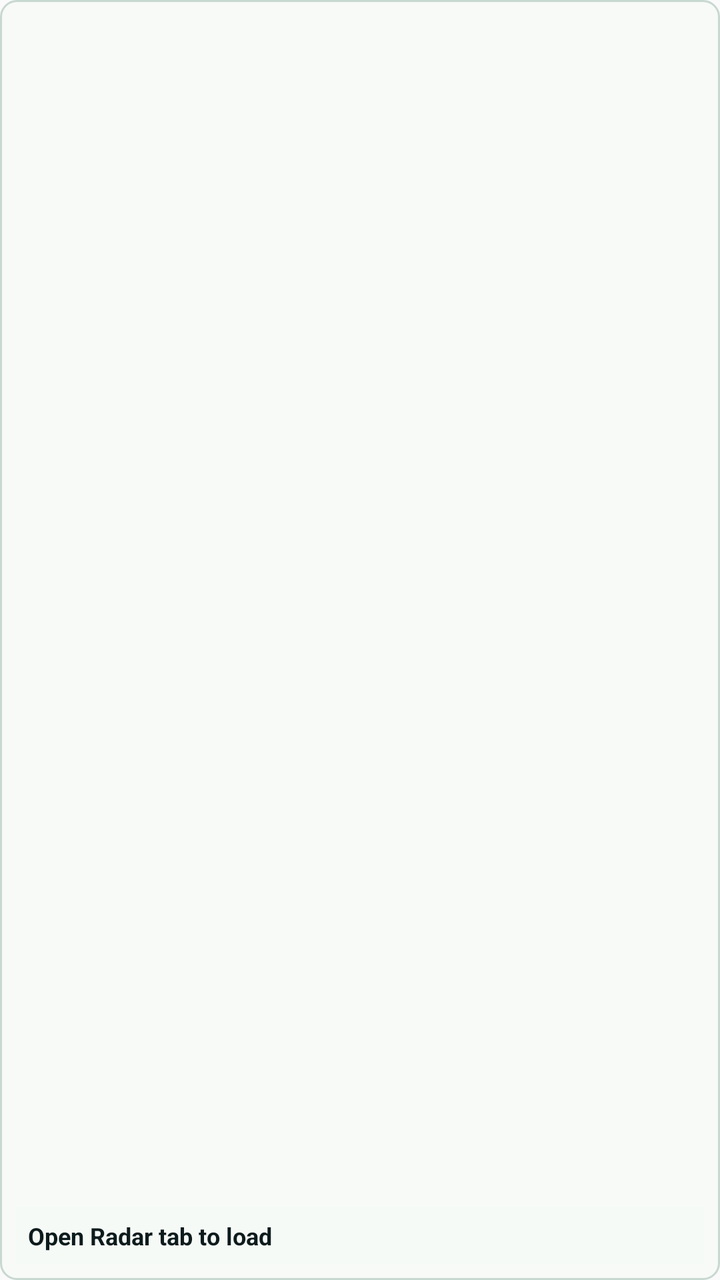
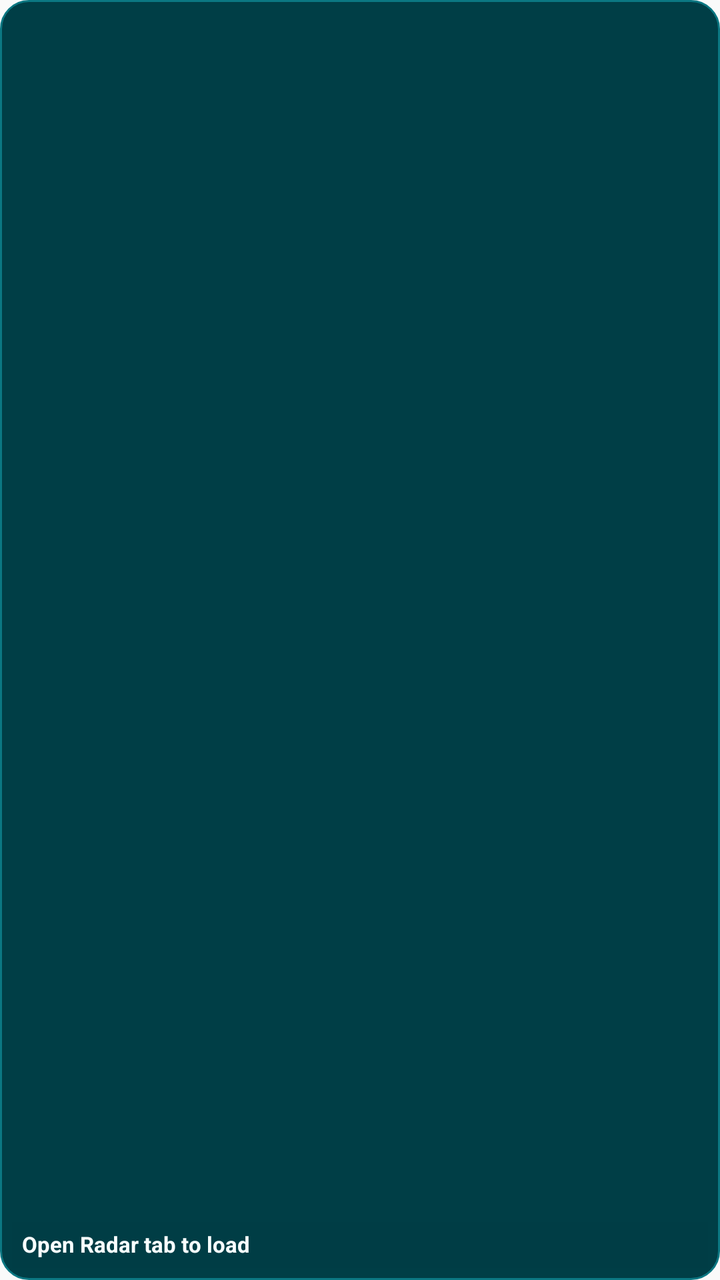

The first picture is an Android layout as it rendered before a commit; the second is the same layout after the commit. The layout source and the unified diff follow.
<!-- AndroidManifest.xml: application theme Theme.GabeCast -->
<!-- res/layout/widget_radar_weather.xml -->
<?xml version="1.0" encoding="utf-8"?>
<FrameLayout xmlns:android="http://schemas.android.com/apk/res/android"
    android:id="@+id/widget_root"
    android:layout_width="match_parent"
    android:layout_height="match_parent"
    android:background="@drawable/widget_background"
    android:padding="8dp">

    <ImageView
        android:id="@+id/widget_radar_image"
        android:layout_width="match_parent"
        android:layout_height="match_parent"
        android:adjustViewBounds="true"
        android:contentDescription="Radar"
        android:scaleType="fitCenter" />

    <TextView
        android:id="@+id/widget_radar_label"
        android:layout_width="match_parent"
        android:layout_height="wrap_content"
        android:layout_gravity="bottom"
        android:background="#CCF7FAF7"
        android:ellipsize="end"
        android:maxLines="2"
        android:padding="6dp"
        android:text="Open Radar tab to load"
        android:textColor="#0E1B1D"
        android:textSize="12sp"
        android:textStyle="bold" />
</FrameLayout>
<!-- resources referenced by this layout -->
<resources>
  <!-- drawable widget_background (drawable) -->
  <?xml version="1.0" encoding="utf-8"?>
  <shape xmlns:android="http://schemas.android.com/apk/res/android">
      <solid android:color="#F7FAF7" />
      <corners android:radius="8dp" />
      <stroke
          android:width="1dp"
          android:color="#C8D8D0" />
  </shape>
  <style name="Theme.GabeCast" parent="android:style/Theme.Material.Light.NoActionBar">
          <item name="android:windowActionBar">false</item>
          <item name="android:windowNoTitle">true</item>
          <item name="android:windowLightStatusBar">true</item>
          <item name="android:statusBarColor">@android:color/transparent</item>
          <item name="android:navigationBarColor">@android:color/transparent</item>
      </style>
</resources>

<!-- the commit's change to res/layout/widget_radar_weather.xml (unified diff, before → after) -->
@@ -4,7 +4,7 @@
     android:layout_width="match_parent"
     android:layout_height="match_parent"
     android:background="@drawable/widget_background"
-    android:padding="8dp">
+    android:padding="6dp">
 
     <ImageView
         android:id="@+id/widget_radar_image"
@@ -12,19 +12,20 @@
         android:layout_height="match_parent"
         android:adjustViewBounds="true"
         android:contentDescription="Radar"
-        android:scaleType="fitCenter" />
+        android:scaleType="centerCrop" />
 
     <TextView
         android:id="@+id/widget_radar_label"
         android:layout_width="match_parent"
         android:layout_height="wrap_content"
         android:layout_gravity="bottom"
-        android:background="#CCF7FAF7"
+        android:background="#D9003E46"
         android:ellipsize="end"
         android:maxLines="2"
-        android:padding="6dp"
+        android:includeFontPadding="false"
+        android:padding="5dp"
         android:text="Open Radar tab to load"
-        android:textColor="#0E1B1D"
-        android:textSize="12sp"
+        android:textColor="#F8FFFF"
+        android:textSize="11sp"
         android:textStyle="bold" />
 </FrameLayout>
<!-- resource entries referenced after the edit -->
@@ -3,11 +3,11 @@
   <!-- drawable widget_background (drawable) -->
   <?xml version="1.0" encoding="utf-8"?>
   <shape xmlns:android="http://schemas.android.com/apk/res/android">
-      <solid android:color="#F7FAF7" />
-      <corners android:radius="8dp" />
+      <solid android:color="#003E46" />
+      <corners android:radius="14dp" />
       <stroke
           android:width="1dp"
-          android:color="#C8D8D0" />
+          android:color="#0B7782" />
   </shape>
   <style name="Theme.GabeCast" parent="android:style/Theme.Material.Light.NoActionBar">
           <item name="android:windowActionBar">false</item>
